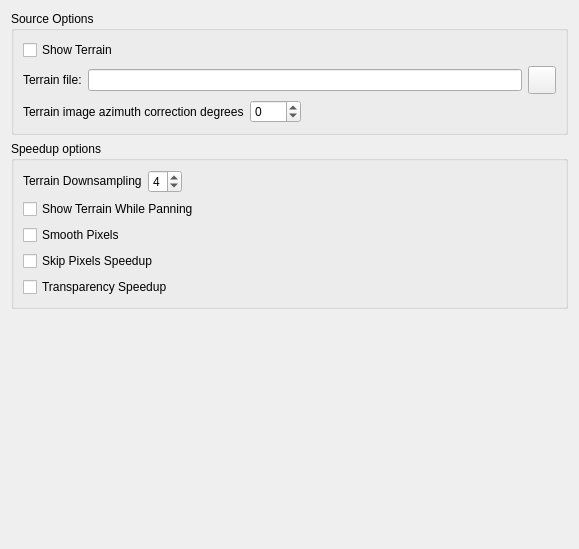
KDE/kstars, file kstars/options/opsterrain.ui: the form before one commit.
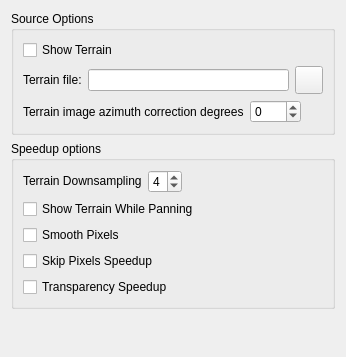
The form after the commit.

Commit message: Fix UI element names to match kcfg_ requirements

Diff of the .ui file:
```diff
--- a/kstars/options/opsterrain.ui
+++ b/kstars/options/opsterrain.ui
@@ -6,8 +6,8 @@
    <rect>
     <x>0</x>
     <y>0</y>
-    <width>579</width>
-    <height>549</height>
+    <width>346</width>
+    <height>357</height>
    </rect>
   </property>
   <layout class="QVBoxLayout" name="terrainVerticalLayout_2">
@@ -216,13 +216,13 @@
        </widget>
       </item>
       <item>
-       <widget class="QCheckBox" name="TerrainSmoothB">
-        <property name="text">
-         <string>Smooth Pixels</string>
-        </property>
+       <widget class="QCheckBox" name="kcfg_TerrainSmoothPixels">
         <property name="toolTip">
          <string>Creates a smoother image at the cost of some extra computation.</string>
         </property>
+        <property name="text">
+         <string>Smooth Pixels</string>
+        </property>
        </widget>
       </item>
       <item>
```
Left out of the diff: 20 changed lines with no effect on the pictures. The commit also changes 2 other files.
